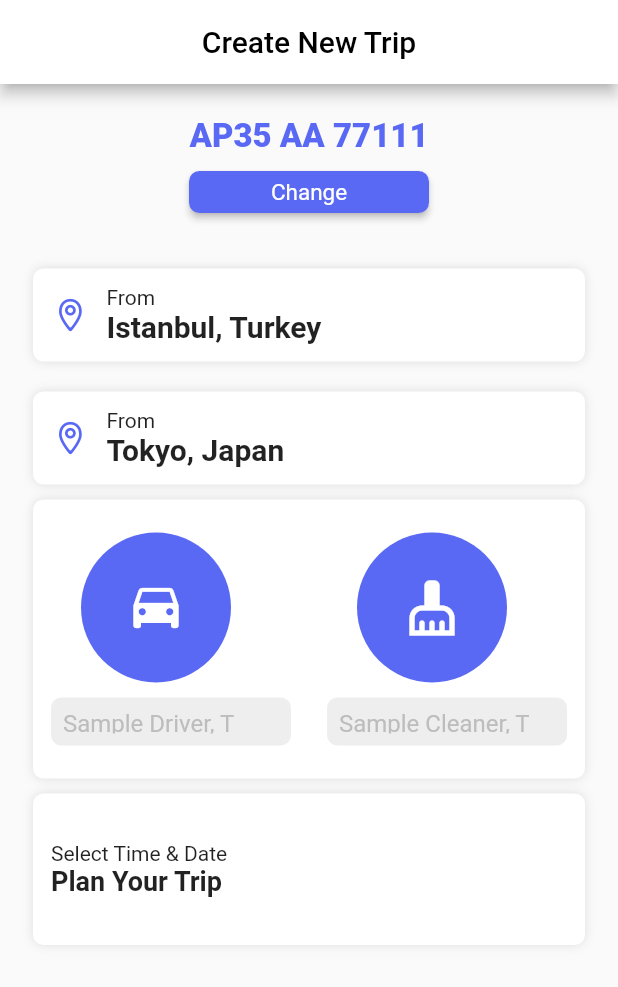
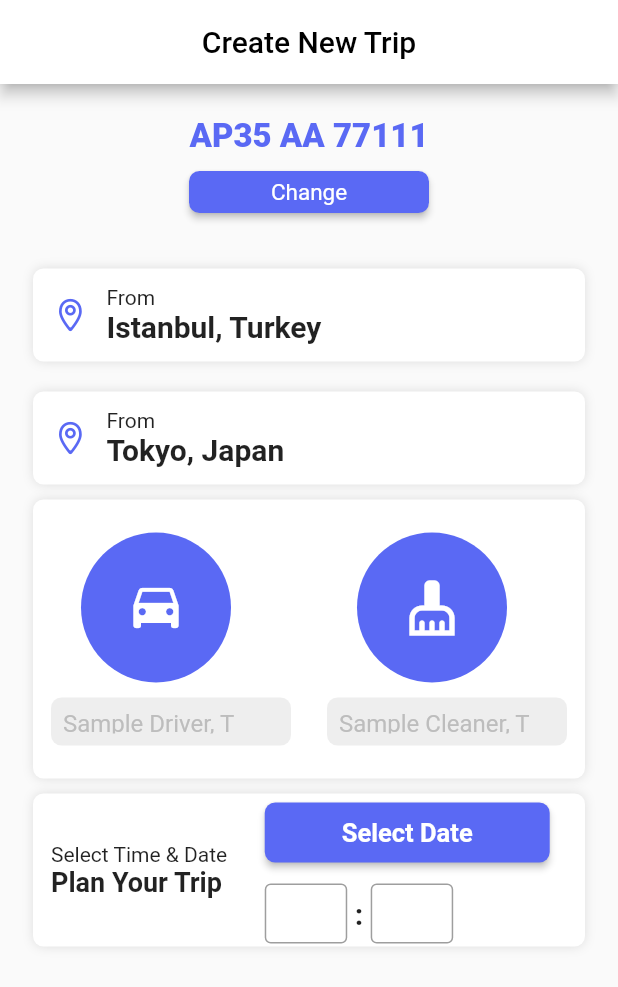
Before and after one commit to Akib7/trip_app, a Flutter app: the screen it shows after launch, on a phone screen of 412 x 824 dp. Shown: the top 987 px of the screen. Run offline on Flutter 3.47's test engine with Material 2 defaults, Android fonts, the phone set to English and light mode, and no system bars.

Commit message:
added the third container with date and time text field

```diff
--- a/lib/my_home_page.dart
+++ b/lib/my_home_page.dart
@@ -13,6 +13,8 @@ class MyHomePage extends StatefulWidget {
   @override
   State<MyHomePage> createState() => _MyHomePageState();
 }
+
+TextEditingController inputController = TextEditingController();
 
 class _MyHomePageState extends State<MyHomePage> {
   @override
@@ -111,8 +113,8 @@ class _MyHomePageState extends State<MyHomePage> {
                   padding:
                       const EdgeInsets.symmetric(horizontal: 22, vertical: 5),
                   child: Container(
-                    padding: const EdgeInsets.symmetric(
-                        horizontal: 12, vertical: 32),
+                    padding:
+                        const EdgeInsets.symmetric(horizontal: 12, vertical: 2),
                     decoration: BoxDecoration(
                       boxShadow: [
                         BoxShadow(
@@ -124,6 +126,7 @@ class _MyHomePageState extends State<MyHomePage> {
                       borderRadius: BorderRadius.circular(7.0),
                     ),
                     child: Row(
+                      mainAxisAlignment: MainAxisAlignment.start,
                       children: [
                         Column(
                           crossAxisAlignment: CrossAxisAlignment.start,
@@ -135,7 +138,73 @@ class _MyHomePageState extends State<MyHomePage> {
                                   fontSize: 18, fontWeight: FontWeight.bold),
                             )
                           ],
-                        )
+                        ),
+                        const SizedBox(
+                          width: 25,
+                          height: 40,
+                        ),
+                        Column(
+                          crossAxisAlignment: CrossAxisAlignment.start,
+                          children: [
+                            Padding(
+                              padding: const EdgeInsets.only(bottom: 10),
+                              child: ElevatedButton(
+                                onPressed: () {},
+                                style: ElevatedButton.styleFrom(
+                                  primary: app_color,
+                                  padding: const EdgeInsets.symmetric(
+                                      horizontal: 30, vertical: 10),
+                                  textStyle: const TextStyle(fontSize: 15),
+                                  shape: RoundedRectangleBorder(
+                                      borderRadius: BorderRadius.circular(7.0)),
+                                  minimumSize: const Size(190, 15),
+                                ),
+                                child: const Text(
+                                  'Select Date',
+                                  style: TextStyle(
+                                    fontSize: 17,
+                                    fontWeight: FontWeight.bold,
+                                  ),
+                                ),
+                              ),
+                            ),
+                            Row(
+                              children: const [
+                                SizedBox(
+                                  width: 55,
+                                  height: 40,
+                                  child: TextField(
+                                    decoration: InputDecoration(
+                                      border: OutlineInputBorder(),
+                                    ),
+                                  ),
+                                ),
+                                SizedBox(
+                                  width: 5,
+                                ),
+                                Text(
+                                  ":",
+                                  style: TextStyle(
+                                    fontSize: 20,
+                                    fontWeight: FontWeight.bold,
+                                  ),
+                                ),
+                                SizedBox(
+                                  width: 5,
+                                ),
+                                SizedBox(
+                                  width: 55,
+                                  height: 40,
+                                  child: TextField(
+                                    decoration: InputDecoration(
+                                      border: OutlineInputBorder(),
+                                    ),
+                                  ),
+                                ),
+                              ],
+                            ),
+                          ],
+                        ),
                       ],
                     ),
                   ),
```
